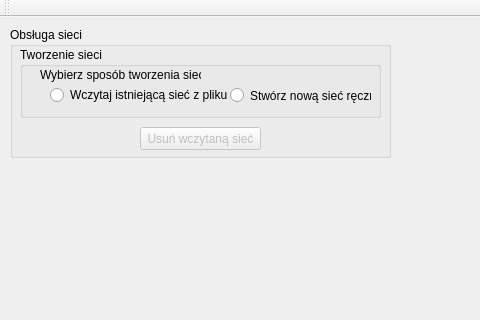
This is mainwindow.ui in scyphio122/Image-Recognition-Neural-Network as Qt 5 draws it before an edit; both pictures show x 0 to 480 and y 0 to 320 of the 1038 by 684 pixel window. The edited form follows.
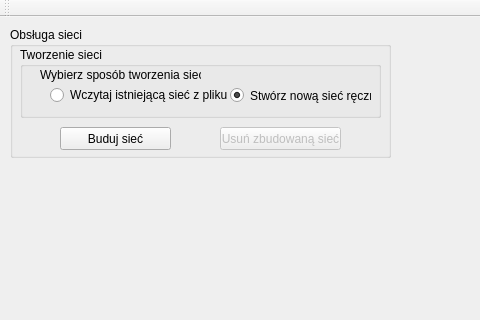
This is the edited form.

Patch:
```diff
--- a/mainwindow.ui
+++ b/mainwindow.ui
@@ -63,6 +63,9 @@
       <property name="text">
        <string>Stwórz nową sieć ręcznie</string>
       </property>
+      <property name="checked">
+       <bool>true</bool>
+      </property>
      </widget>
      <widget class="QLabel" name="label">
       <property name="geometry">
@@ -84,14 +87,27 @@
      </property>
      <property name="geometry">
       <rect>
-       <x>130</x>
+       <x>210</x>
        <y>100</y>
        <width>121</width>
        <height>23</height>
       </rect>
      </property>
      <property name="text">
-      <string>Usuń wczytaną sieć</string>
+      <string>Usuń zbudowaną sieć</string>
+     </property>
+    </widget>
+    <widget class="QPushButton" name="pB_BudujSiec">
+     <property name="geometry">
+      <rect>
+       <x>50</x>
+       <y>100</y>
+       <width>111</width>
+       <height>23</height>
+      </rect>
+     </property>
+     <property name="text">
+      <string>Buduj sieć</string>
      </property>
     </widget>
    </widget>
```
